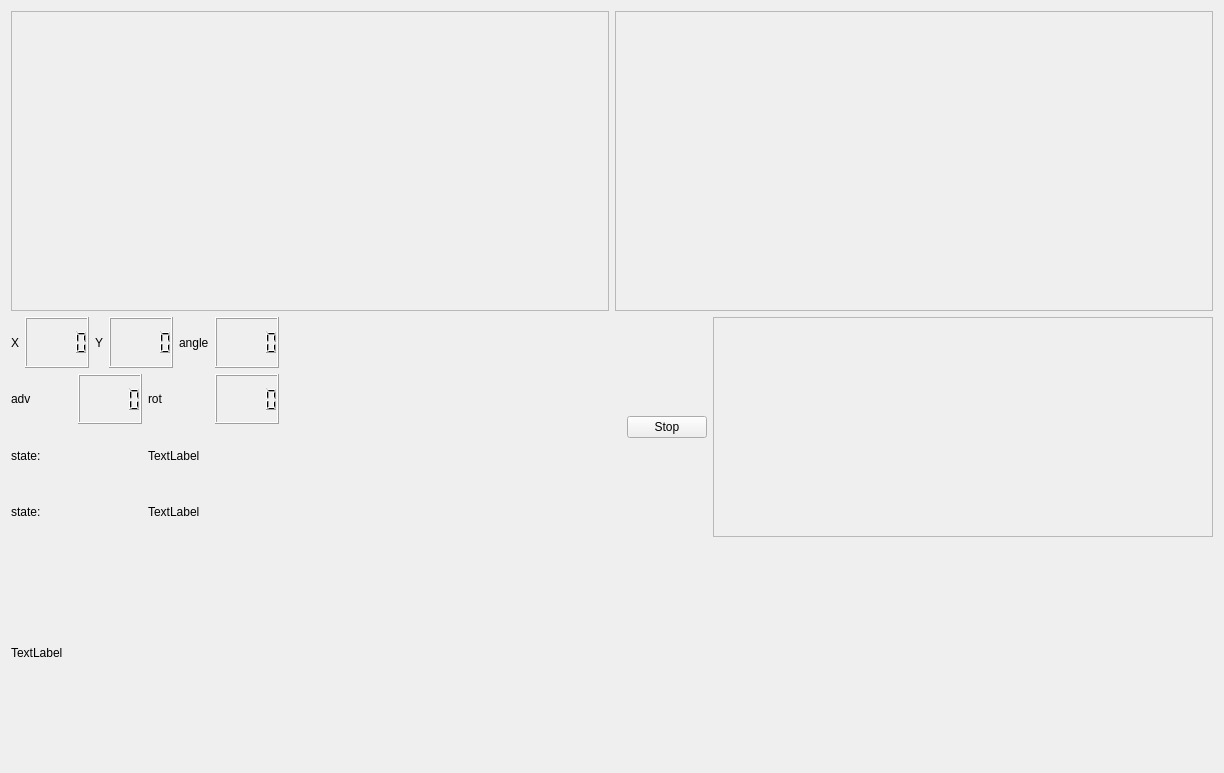
Old version of the form multidoor/src/mainUI.ui in the repository XeihtT/Robotica-25-26.
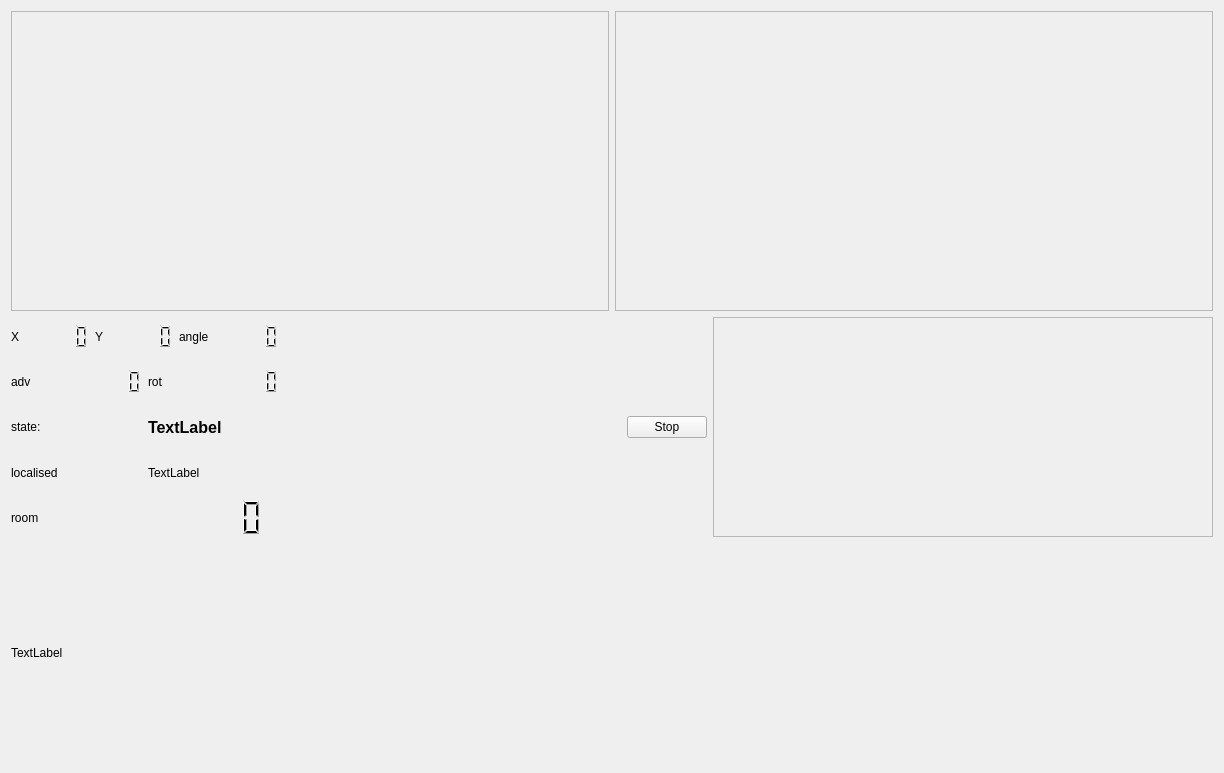
New version of the form.

Patch:
```diff
--- a/multidoor/src/mainUI.ui
+++ b/multidoor/src/mainUI.ui
@@ -65,9 +65,9 @@
       </layout>
      </item>
      <item>
-      <layout class="QHBoxLayout" name="horizontalLayout_11">
+      <layout class="QHBoxLayout" name="horizontalLayout_9">
        <item>
-        <layout class="QHBoxLayout" name="horizontalLayout_10">
+        <layout class="QHBoxLayout" name="horizontalLayout_18">
          <item>
           <layout class="QVBoxLayout" name="verticalLayout">
            <item>
@@ -88,6 +88,12 @@
                    <bold>true</bold>
                   </font>
                  </property>
+                 <property name="frameShape">
+                  <enum>QFrame::NoFrame</enum>
+                 </property>
+                 <property name="frameShadow">
+                  <enum>QFrame::Plain</enum>
+                 </property>
                 </widget>
                </item>
               </layout>
@@ -108,6 +114,9 @@
                    <bold>true</bold>
                   </font>
                  </property>
+                 <property name="frameShape">
+                  <enum>QFrame::NoFrame</enum>
+                 </property>
                 </widget>
                </item>
               </layout>
@@ -128,6 +137,9 @@
                    <bold>true</bold>
                   </font>
                  </property>
+                 <property name="frameShape">
+                  <enum>QFrame::NoFrame</enum>
+                 </property>
                 </widget>
                </item>
               </layout>
@@ -146,7 +158,11 @@
                 </widget>
                </item>
                <item>
-                <widget class="QLCDNumber" name="lcdNumber_adv"/>
+                <widget class="QLCDNumber" name="lcdNumber_adv">
+                 <property name="frameShape">
+                  <enum>QFrame::NoFrame</enum>
+                 </property>
+                </widget>
                </item>
               </layout>
              </item>
@@ -160,7 +176,16 @@
                 </widget>
                </item>
                <item>
-                <widget class="QLCDNumber" name="lcdNumber_rot"/>
+                <widget class="QLCDNumber" name="lcdNumber_rot">
+                 <property name="font">
+                  <font>
+                   <bold>true</bold>
+                  </font>
+                 </property>
+                 <property name="frameShape">
+                  <enum>QFrame::NoFrame</enum>
+                 </property>
+                </widget>
                </item>
               </layout>
              </item>
@@ -177,6 +202,12 @@
              </item>
              <item>
               <widget class="QLabel" name="label_state">
+               <property name="font">
+                <font>
+                 <pointsize>12</pointsize>
+                 <bold>true</bold>
+                </font>
+               </property>
                <property name="text">
                 <string>TextLabel</string>
                </property>
@@ -185,18 +216,41 @@
             </layout>
            </item>
            <item>
-            <layout class="QHBoxLayout" name="horizontalLayout_9">
+            <layout class="QHBoxLayout" name="horizontalLayout_11">
+             <item>
+              <widget class="QLabel" name="label_6">
+               <property name="text">
+                <string>localised</string>
+               </property>
+              </widget>
+             </item>
+             <item>
+              <widget class="QLabel" name="label_localised">
+               <property name="text">
+                <string>TextLabel</string>
+               </property>
+              </widget>
+             </item>
+            </layout>
+           </item>
+           <item>
+            <layout class="QHBoxLayout" name="horizontalLayout_10">
              <item>
               <widget class="QLabel" name="label_state_name_2">
                <property name="text">
-                <string>state:</string>
+                <string>room</string>
                </property>
               </widget>
              </item>
              <item>
-              <widget class="QLabel" name="label_state_2">
-               <property name="text">
-                <string>TextLabel</string>
+              <widget class="QLCDNumber" name="lcdNumber_room">
+               <property name="font">
+                <font>
+                 <bold>true</bold>
+                </font>
+               </property>
+               <property name="frameShape">
+                <enum>QFrame::NoFrame</enum>
                </property>
               </widget>
              </item>
```
